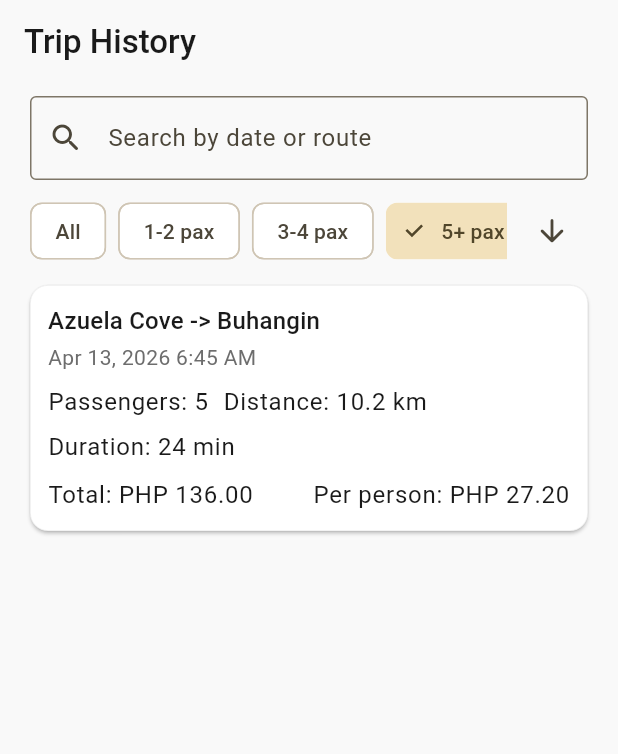
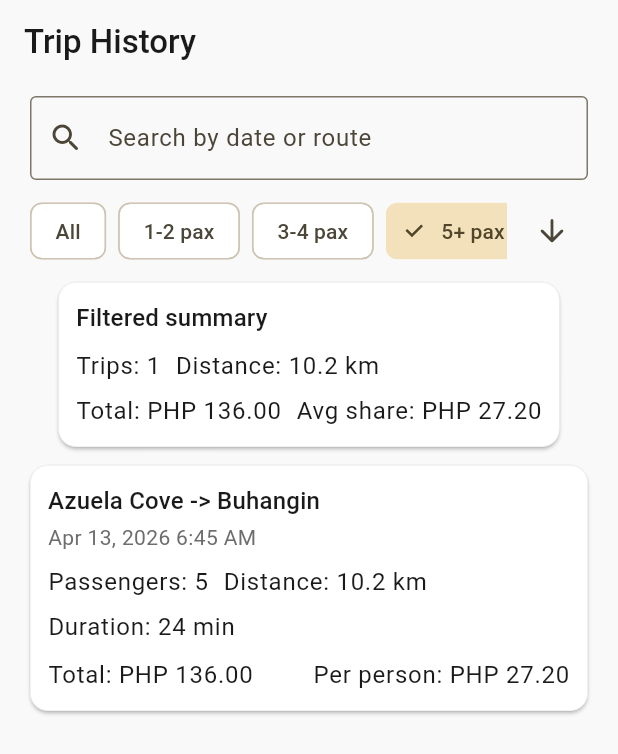
Before and after one commit to JohnEsperancilla-PH/gasplit, a Flutter app: the HistoryScreen screen opened by its route, after a tap on "1-2 pax", after a tap on "3-4 pax", after a tap on "5+ pax", on a phone screen of 412 x 824 dp. Shown: the top 754 px of the screen. Run offline on Flutter 3.47's test engine with Material 3 defaults, Android fonts, the phone set to English and light mode, and no system bars; our stand-ins replace cloud_firestore, firebase_core, firebase_database, flutter_riverpod, geolocator, go_router and 1 more; accounts and stored records are empty.

Commit message:
feat: add trip summary statistics to history screen and corresponding widget tests

```diff
--- a/lib/core/constants/app_strings.dart
+++ b/lib/core/constants/app_strings.dart
@@ -98,6 +98,11 @@ class AppStrings {
   static const historyFilter5Plus = '5+ pax';
   static const historySortNewestTooltip = 'Sort: newest first';
   static const historySortOldestTooltip = 'Sort: oldest first';
+  static const historySummaryTitle = 'Filtered summary';
+  static const historySummaryTripsLabel = 'Trips';
+  static const historySummaryDistanceLabel = 'Distance';
+  static const historySummaryTotalLabel = 'Total';
+  static const historySummaryAverageShareLabel = 'Avg share';
   static const historyEmptyFiltered = 'No trips match your search.';
   static const historyEmptyAll = 'No trips saved yet.';
   static const historyPassengersLabel = 'Passengers';
--- a/lib/presentation/screens/history/history_screen.dart
+++ b/lib/presentation/screens/history/history_screen.dart
@@ -83,6 +83,7 @@ class _HistoryScreenState extends ConsumerState<HistoryScreen> {
   Widget build(BuildContext context) {
     final allTrips = ref.watch(mergedHistoryProvider);
     final filteredTrips = _filterTrips(allTrips);
+    final summaryStats = _buildSummaryStats(filteredTrips);
     _latestFilteredCount = filteredTrips.length;
     final visibleTrips = filteredTrips.take(_visibleCount).toList();
 
@@ -188,6 +189,8 @@ class _HistoryScreenState extends ConsumerState<HistoryScreen> {
                   ),
                 ],
               ),
+              const SizedBox(height: 10),
+              _HistorySummaryCard(stats: summaryStats),
               const SizedBox(height: 12),
               Expanded(
                 child: filteredTrips.isEmpty
@@ -261,9 +264,92 @@ class _HistoryScreenState extends ConsumerState<HistoryScreen> {
       _visibleCount = 5;
     });
   }
+
+  _HistorySummaryStats _buildSummaryStats(List<TripSummaryData> trips) {
+    var totalCost = 0.0;
+    var totalDistance = 0.0;
+    var totalShare = 0.0;
+
+    for (final trip in trips) {
+      totalCost += trip.totalCost;
+      totalDistance += trip.distanceKm;
+      totalShare += trip.perPersonShare;
+    }
+
+    final averageShare = trips.isEmpty ? 0.0 : totalShare / trips.length;
+
+    return _HistorySummaryStats(
+      tripCount: trips.length,
+      totalCost: totalCost,
+      totalDistanceKm: totalDistance,
+      averagePerPersonShare: averageShare,
+    );
+  }
 }
 
 enum _PassengerFilter { all, upTo2, between3And4, atLeast5 }
+
+class _HistorySummaryStats {
+  const _HistorySummaryStats({
+    required this.tripCount,
+    required this.totalCost,
+    required this.totalDistanceKm,
+    required this.averagePerPersonShare,
+  });
+
+  final int tripCount;
+  final double totalCost;
+  final double totalDistanceKm;
+  final double averagePerPersonShare;
+}
+
+class _HistorySummaryCard extends StatelessWidget {
+  const _HistorySummaryCard({required this.stats});
+
+  final _HistorySummaryStats stats;
+
+  @override
+  Widget build(BuildContext context) {
+    final textTheme = Theme.of(context).textTheme;
+
+    return Card(
+      key: const Key('history_summary_card'),
+      margin: EdgeInsets.zero,
+      child: Padding(
+        padding: const EdgeInsets.all(12),
+        child: Column(
+          crossAxisAlignment: CrossAxisAlignment.start,
+          children: [
+            Text(AppStrings.historySummaryTitle, style: textTheme.titleMedium),
+            const SizedBox(height: 8),
+            Wrap(
+              spacing: 10,
+              runSpacing: 6,
+              children: [
+                Text(
+                  '${AppStrings.historySummaryTripsLabel}: ${stats.tripCount}',
+                  style: textTheme.bodyLarge,
+                ),
+                Text(
+                  '${AppStrings.historySummaryDistanceLabel}: ${stats.totalDistanceKm.toStringAsFixed(1)} km',
+                  style: textTheme.bodyLarge,
+                ),
+                Text(
+                  '${AppStrings.historySummaryTotalLabel}: ${_formatPeso(stats.totalCost)}',
+                  style: textTheme.bodyLarge,
+                ),
+                Text(
+                  '${AppStrings.historySummaryAverageShareLabel}: ${_formatPeso(stats.averagePerPersonShare)}',
+                  style: textTheme.bodyLarge,
+                ),
+              ],
+            ),
+          ],
+        ),
+      ),
+    );
+  }
+}
 
 class _PassengerFilterChip extends StatelessWidget {
   const _PassengerFilterChip({
```
Also changed, not shown: 1 other file.
